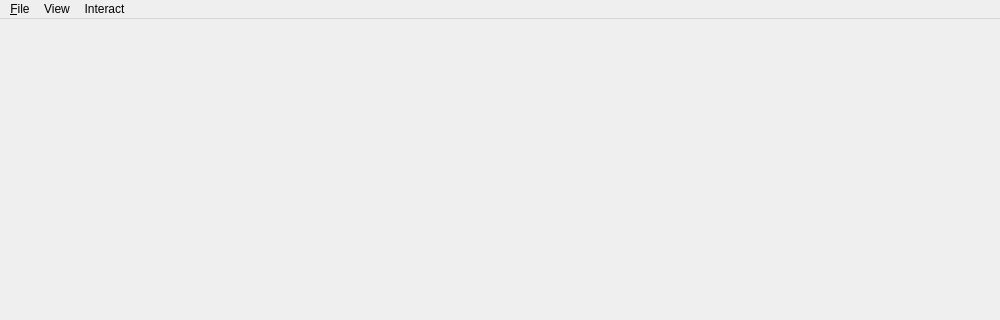
First picture: the form in octovis/include/octovis/ViewerGui.ui, repository OctoMap/octomap, before the edit; both pictures show x 0 to 1000 and y 0 to 320 of the 1000 by 700 pixel window.
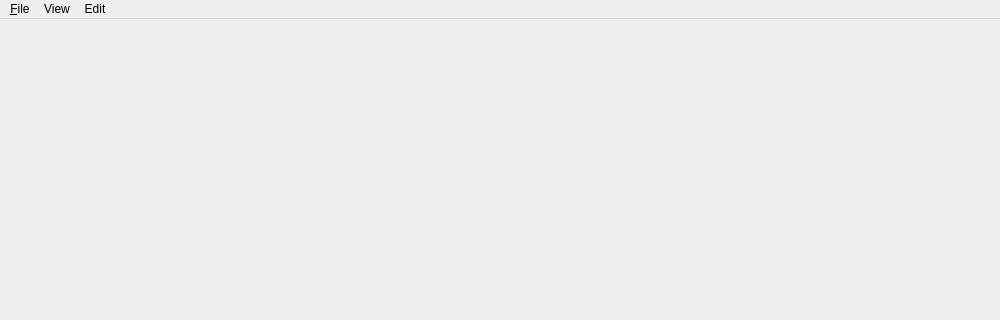
Second picture: the form after the edit. Icons and pictures are not drawn.

```diff
--- a/octovis/include/octovis/ViewerGui.ui
+++ b/octovis/include/octovis/ViewerGui.ui
@@ -20,7 +20,7 @@
      <x>0</x>
      <y>0</y>
      <width>1000</width>
-     <height>25</height>
+     <height>23</height>
     </rect>
    </property>
    <widget class="QMenu" name="menu_File">
@@ -93,7 +93,7 @@
    </widget>
    <widget class="QMenu" name="menuInteract">
     <property name="title">
-     <string>Interact</string>
+     <string>Edit</string>
     </property>
     <addaction name="actionSelection_box"/>
    </widget>
```
Left out of the diff: 12 changed lines with no effect on the pictures.
